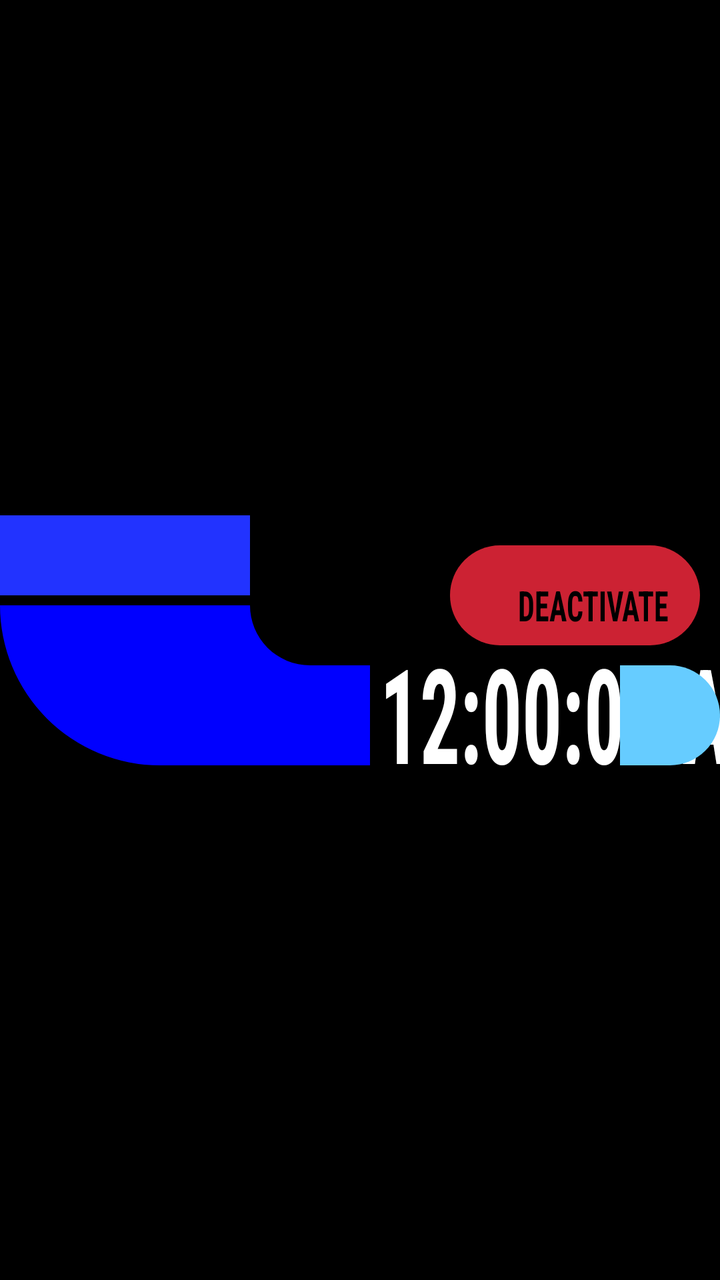
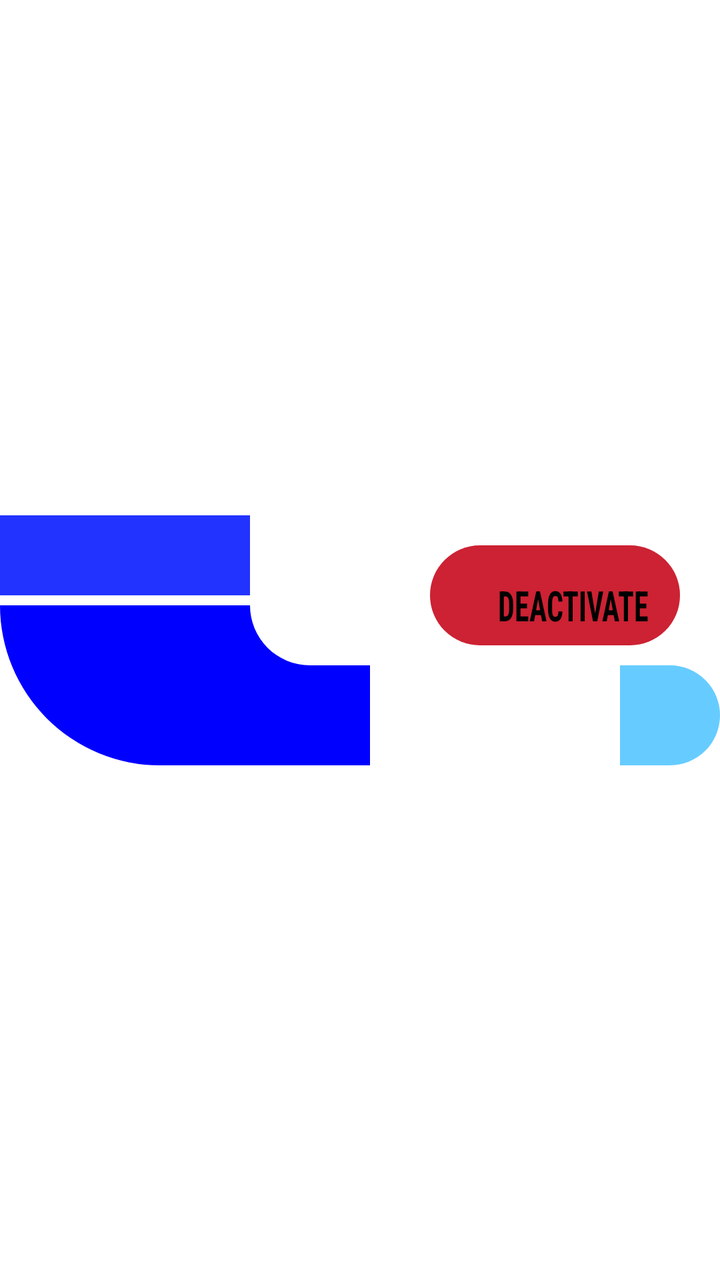

Screens rendered from an Android XML layout before and after an edit, with the pre-edit source and the edit as a unified diff.
<!-- AndroidManifest.xml: application theme Theme.LCARSMusic -->
<!-- res/layout/layout_title_bar.xml -->
<?xml version="1.0" encoding="utf-8"?>
<androidx.constraintlayout.widget.ConstraintLayout xmlns:android="http://schemas.android.com/apk/res/android"
    xmlns:app="http://schemas.android.com/apk/res-auto"
    android:layout_width="match_parent"
    android:layout_height="match_parent"
    android:background="#000000">

    <View
        android:id="@+id/y_bar"
        android:layout_width="125dp"
        android:layout_height="40dp"
        android:layout_marginBottom="5dp"
        android:background="@color/lcars_nemesis_midnight"
        app:layout_constraintStart_toStartOf="parent"
        app:layout_constraintTop_toTopOf="parent"
        app:layout_constraintBottom_toTopOf="@+id/l_shape"
        app:layout_constraintVertical_chainStyle="packed" />

    <ImageView
        android:id="@+id/l_shape"
        android:layout_width="165dp"
        android:layout_height="80dp"
        android:src="@drawable/ic_l_shape"
        app:layout_constraintStart_toStartOf="parent"
        app:layout_constraintTop_toBottomOf="@+id/y_bar"
        app:layout_constraintBottom_toBottomOf="parent" />

    <View
        android:id="@+id/x_bar_initial"
        android:layout_width="20dp"
        android:layout_height="50dp"
        android:background="#0000FF"
        app:layout_constraintBottom_toBottomOf="@+id/l_shape"
        app:layout_constraintHorizontal_weight="1"
        app:layout_constraintStart_toEndOf="@+id/l_shape" />

    <TextClock
        android:id="@+id/tc_time"
        android:layout_width="wrap_content"
        android:layout_height="62sp"
        android:fontFamily="sans-serif-condensed"
        android:format12Hour="hh:mm:ss aa"
        android:gravity="fill_vertical"
        android:includeFontPadding="false"
        android:textAllCaps="true"
        android:textColor="#FFFFFF"
        android:textScaleX="0.6"
        android:textSize="66sp"
        android:textStyle="bold"
        app:layout_constraintBottom_toBottomOf="@+id/x_bar"
        app:layout_constraintStart_toEndOf="@+id/x_bar_initial"
        android:layout_marginStart="5dp"/>

    <View
        android:id="@+id/x_bar"
        android:layout_width="0dp"
        android:layout_height="50dp"
        android:layout_marginStart="5dp"
        android:background="@color/lcars_nemesis_midnight"
        app:layout_constraintWidth_min="50dp"
        app:layout_constraintHorizontal_weight="1"
        app:layout_constraintStart_toEndOf="@+id/tc_time"
        app:layout_constraintEnd_toStartOf="@+id/tv_view_title"
        app:layout_constraintBottom_toBottomOf="@+id/l_shape" />

    <TextView
        android:id="@+id/tv_view_title"
        android:layout_width="wrap_content"
        android:layout_height="62dp"
        android:layout_marginStart="5dp"
        android:paddingTop="-50dp"
        android:text="VIEW TITLE"
        android:textColor="#FFFFFF"
        android:textSize="66sp"
        android:textStyle="bold"
        android:fontFamily="sans-serif-condensed"
        android:textAllCaps="true"
        android:singleLine="true"
        android:ellipsize="end"
        android:textScaleX="0.6"
        android:includeFontPadding="false"
        android:gravity="fill_vertical"
        app:layout_constrainedWidth="true"
        app:layout_constraintStart_toEndOf="@+id/x_bar"
        app:layout_constraintEnd_toStartOf="@+id/tombstone"
        app:layout_constraintBottom_toBottomOf="@+id/x_bar" />

    <View
        android:id="@+id/tombstone"
        android:layout_width="50dp"
        android:layout_height="50dp"
        android:layout_marginStart="5dp"
        android:backgroundTint="#66CCFF"
        android:background="@drawable/bttn_tombstone_right"
        app:layout_constraintStart_toEndOf="@+id/tv_view_title"
        app:layout_constraintEnd_toEndOf="parent"
        app:layout_constraintBottom_toBottomOf="@+id/l_shape" />

    <androidx.appcompat.widget.AppCompatButton
        android:id="@+id/btn_power"
        android:layout_width="125dp"
        android:layout_height="50dp"
        android:layout_marginEnd="10dp"
        android:layout_marginBottom="10dp"
        android:background="@drawable/bg_lcars_pill_button"
        android:backgroundTint="#CC2233"
        android:stateListAnimator="@null"
        android:text="DEACTIVATE"
        android:textColor="#000000"
        android:textSize="21sp"
        android:textScaleX="0.7"
        android:textStyle="bold"
        android:fontFamily="sans-serif-condensed"
        android:gravity="bottom|end"
        android:paddingEnd="16dp"
        android:paddingBottom="6dp"
        app:layout_constraintEnd_toEndOf="parent"
        app:layout_constraintBottom_toTopOf="@+id/tombstone" />

</androidx.constraintlayout.widget.ConstraintLayout>
<!-- resources referenced by this layout -->
<resources>
  <color name="lcars_nemesis_midnight">#2233ff</color>
  <!-- drawable bg_lcars_pill_button (drawable) -->
  <?xml version="1.0" encoding="utf-8"?>
  <shape xmlns:android="http://schemas.android.com/apk/res/android"
      android:shape="rectangle">
      <corners android:radius="50dp" />
  </shape>
  <!-- drawable bttn_tombstone_right (drawable) -->
  <?xml version="1.0" encoding="utf-8"?>
  <shape xmlns:android="http://schemas.android.com/apk/res/android"
      android:shape="rectangle">
      <solid android:color="#FFFFFF" />
      <corners
          android:topLeftRadius="0dp"
          android:bottomLeftRadius="0dp"
          android:topRightRadius="999dp"
          android:bottomRightRadius="999dp" />
  </shape>
  <!-- drawable ic_l_shape (drawable) -->
  <?xml version="1.0" encoding="utf-8"?>
  <vector xmlns:android="http://schemas.android.com/apk/res/android"
      android:width="165dp"
      android:height="80dp"
      android:viewportWidth="165"
      android:viewportHeight="80">
  
      
      <path
          android:fillColor="#0000FF"
          android:pathData="M 0,0 L 125,0 A 30,30 0 0,0 155,30 L 165,30 L 165,80 L 80,80 A 80,80 0 0,1 0,0 Z" />
  </vector>
  <style name="Theme.LCARSMusic" parent="Theme.MaterialComponents.DayNight.NoActionBar">
          
          <item name="colorPrimary">@color/purple_500</item>
          <item name="colorPrimaryVariant">@color/purple_700</item>
          <item name="colorOnPrimary">@color/white</item>
          
          <item name="colorSecondary">@color/teal_200</item>
          <item name="colorSecondaryVariant">@color/teal_700</item>
          <item name="colorOnSecondary">@color/black</item>
          
          <item name="android:statusBarColor">?attr/colorPrimaryVariant</item>
          
      </style>
  <color name="purple_500">#FF6200EE</color>
  <color name="purple_700">#FF3700B3</color>
  <color name="white">#FFFFFFFF</color>
  <color name="teal_200">#FF03DAC5</color>
  <color name="teal_700">#FF018786</color>
  <color name="black">#FF000000</color>
</resources>

<!-- the commit's change to res/layout/layout_title_bar.xml (unified diff, before → after) -->
@@ -2,8 +2,7 @@
 <androidx.constraintlayout.widget.ConstraintLayout xmlns:android="http://schemas.android.com/apk/res/android"
     xmlns:app="http://schemas.android.com/apk/res-auto"
     android:layout_width="match_parent"
-    android:layout_height="match_parent"
-    android:background="#000000">
+    android:layout_height="match_parent">
 
     <View
         android:id="@+id/y_bar"
@@ -100,7 +99,7 @@
         android:id="@+id/btn_power"
         android:layout_width="125dp"
         android:layout_height="50dp"
-        android:layout_marginEnd="10dp"
+        android:layout_marginEnd="20dp"
         android:layout_marginBottom="10dp"
         android:background="@drawable/bg_lcars_pill_button"
         android:backgroundTint="#CC2233"
